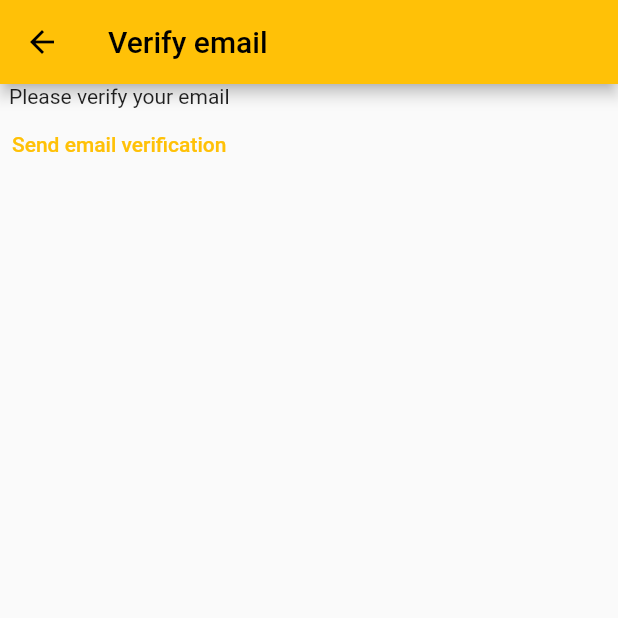
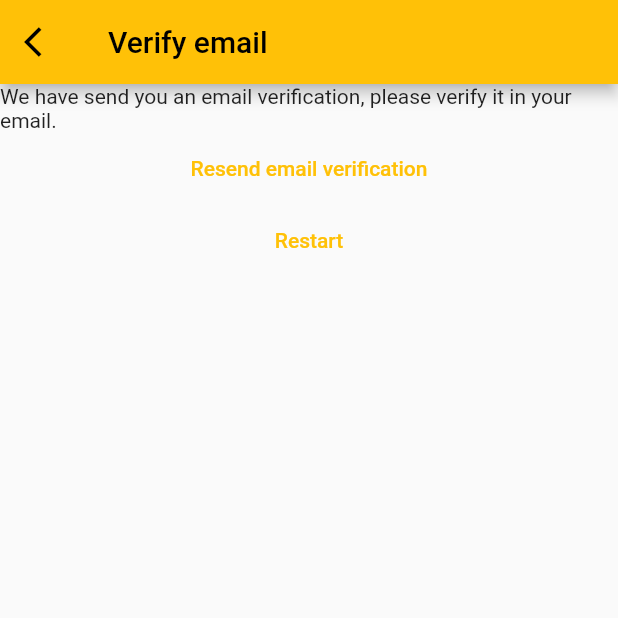
Before and after one commit to moon-home/nerd-collector, a Flutter app: the VerifyEmailView screen opened directly, on a phone screen of 412 x 824 dp, the top half of it. Run offline on Flutter 3.47's test engine with Material 2 defaults, Android fonts, the phone set to English and light mode, and no system bars; our stand-ins replace firebase_auth, firebase_core; accounts and stored records are empty.

Commit message:
verify email in login and register

```diff
--- a/lib/constants/routes.dart
+++ b/lib/constants/routes.dart
@@ -1,3 +1,4 @@
 const registerRoute = '/register/';
 const loginRoute = '/login/';
 const homeRoute = '/home/';
+const verifyEmailRoute = '/verify-email/';
--- a/lib/main.dart
+++ b/lib/main.dart
@@ -18,6 +18,7 @@ void main() {
       loginRoute: (context) => LoginView(),
       registerRoute: (context) => RegisterView(),
       homeRoute: (context) => HomeView(),
+      verifyEmailRoute: (context) => VerifyEmailView(),
     },
   ));
 }
--- a/lib/views/verify_email_view.dart
+++ b/lib/views/verify_email_view.dart
@@ -1,5 +1,6 @@
 import 'package:firebase_auth/firebase_auth.dart';
 import 'package:flutter/material.dart';
+import 'package:nerdcollector/constants/routes.dart';
 
 class VerifyEmailView extends StatefulWidget {
   const VerifyEmailView({super.key});
@@ -14,16 +15,34 @@ class _VerifyEmailViewState extends State<VerifyEmailView> {
     return Scaffold(
       appBar: AppBar(
         title: const Text('Verify email'),
+        leading: IconButton(
+          onPressed: () {
+            Navigator.pop(context);
+          },
+          icon: Icon(Icons.arrow_back_ios),
+          //replace with our own icon data.
+        ),
       ),
       body: Column(
         children: [
-          const Text('Please verify your email'),
+          const Text(
+              'We have send you an email verification, please verify it in your email.'),
           TextButton(
             onPressed: () async {
               final user = FirebaseAuth.instance.currentUser;
               await user?.sendEmailVerification();
             },
-            child: const Text('Send email verification'),
+            child: const Text('Resend email verification'),
+          ),
+          TextButton(
+            onPressed: () async {
+              await FirebaseAuth.instance.signOut();
+              Navigator.of(context).pushNamedAndRemoveUntil(
+                registerRoute,
+                (route) => false,
+              );
+            },
+            child: const Text('Restart'),
           )
         ],
       ),
```
Also changed, not shown: lib/views/login_view.dart (+13 -5 lines), lib/views/register_view.dart (+10 -6 lines).
